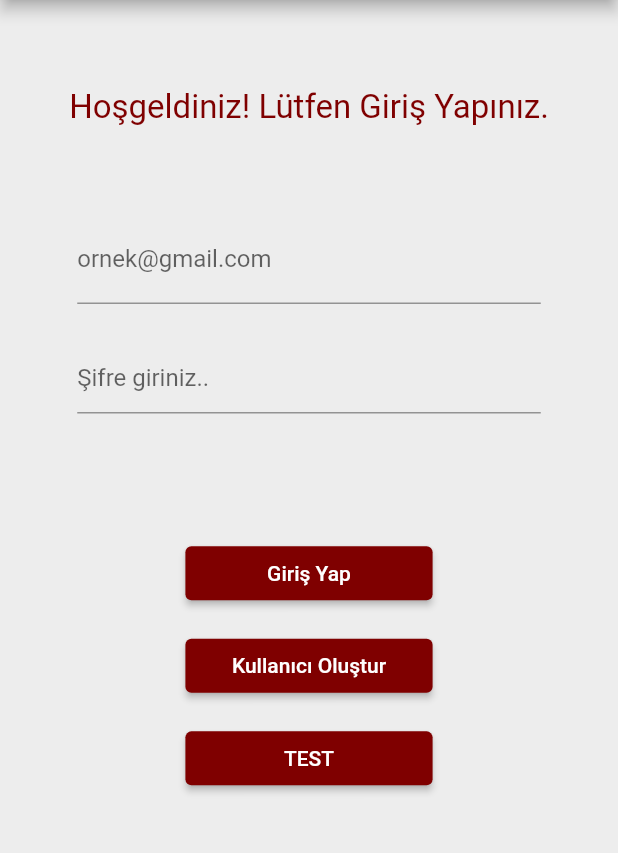
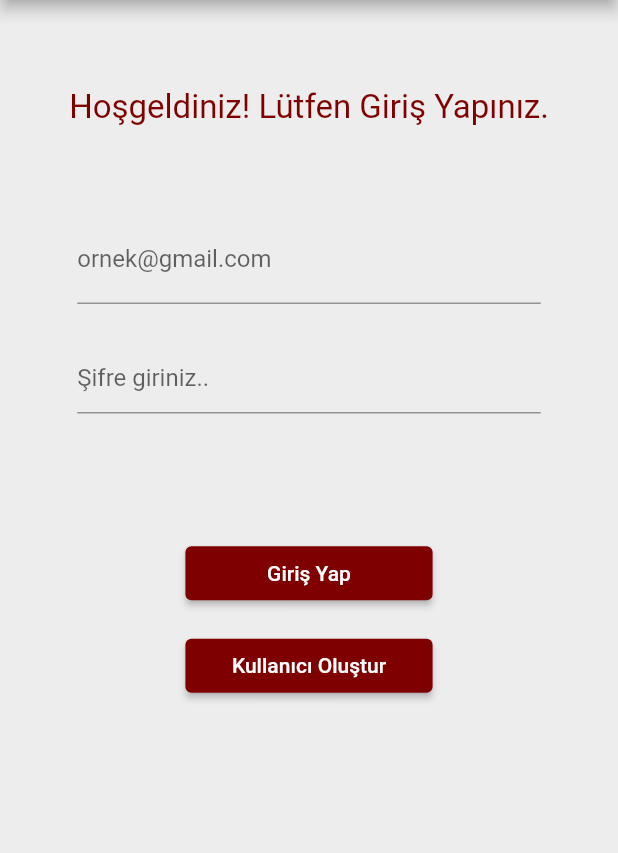
Before and after one commit to FatihGeylan/Graduation_Project_Yardimeli, a Flutter app: the screen it shows after launch, on a phone screen of 412 x 824 dp, the part 84-937 px from its top. Run offline on Flutter 3.47's test engine with Material 2 defaults, Android fonts, the phone set to English and light mode, and no system bars; our stand-ins replace flutter_riverpod, image_picker, percent_indicator, scrollable_positioned_list; missing offline and left inert: dcdg; accounts and stored records are empty.

Commit message:
TEST butonu kaldırıldı

```diff
--- a/lib/pages/LoginPage.dart
+++ b/lib/pages/LoginPage.dart
@@ -188,17 +188,7 @@ class _LoginPageState extends ConsumerState<LoginPage> {
                         SizedBox(
                           height: MediaQuery.of(context).size.height/60,
                         ),
-
-                        Container(
-                          width: MediaQuery.of(context).size.height/5,
-                          child: ElevatedButton(onPressed: () {
-                            _gotoHomeScreen(context);
-                          },
-                              child: Text('TEST')),
-                        ),
                         SizedBox(height: 25),
-
-
                       ],
                     ),
                   ),
```
